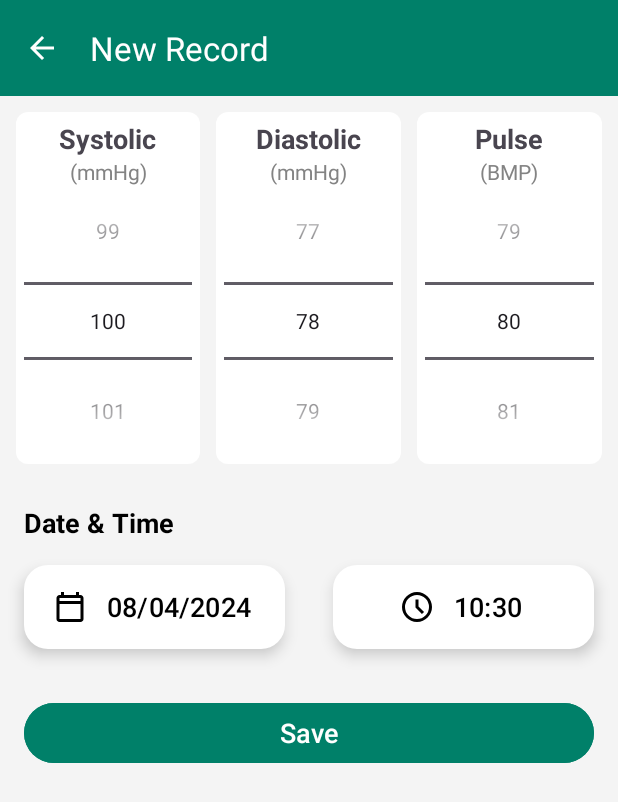
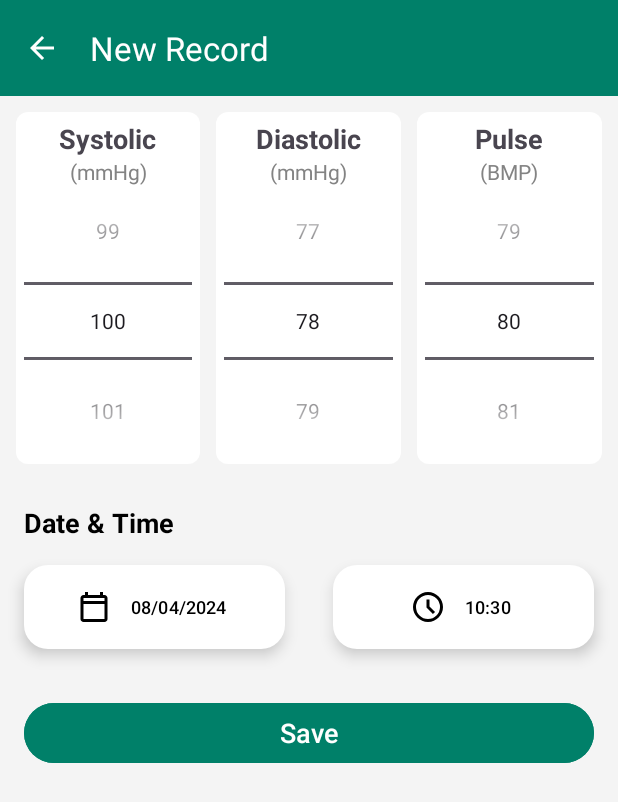
Before and after one commit to slikemebro/Blood-pressure-bpm-tracker, an Android app: the AddRecord screen opened directly, with no data from a screen before it, on a phone screen of 412 x 824 dp. Shown: the top 802 px of the screen. Run offline under Robolectric (Android 15) with nearby library versions, the phone set to English and light mode, and no system bars.

Commit message:
code was refactored

```diff
--- a/app/src/main/res/layout/activity_add_record.xml
+++ b/app/src/main/res/layout/activity_add_record.xml
@@ -167,7 +167,7 @@
             android:layout_margin="@dimen/default_margin"
             android:layout_weight="1"
             android:textColor="@color/black"
-            android:textSize="@dimen/default_text_size"
+            android:textSize="@dimen/smaller_text_size"
             app:backgroundTint="@color/white"
             app:icon="@drawable/calendar_today"
             app:iconGravity="textStart"
@@ -181,7 +181,7 @@
             android:layout_margin="@dimen/default_margin"
             android:layout_weight="1"
             android:textColor="@color/black"
-            android:textSize="@dimen/default_text_size"
+            android:textSize="@dimen/smaller_text_size"
             app:backgroundTint="@color/white"
             app:icon="@drawable/schedule"
             app:iconGravity="textStart"
--- a/app/src/main/res/values/dimens.xml
+++ b/app/src/main/res/values/dimens.xml
@@ -5,4 +5,5 @@
     <dimen name="margin_forInner_layout">5dp</dimen>
     <dimen name="default_text_size">18sp</dimen>
     <dimen name="default_icon_size">18sp</dimen>
+    <dimen name="smaller_text_size">12sp</dimen>
 </resources>
```
